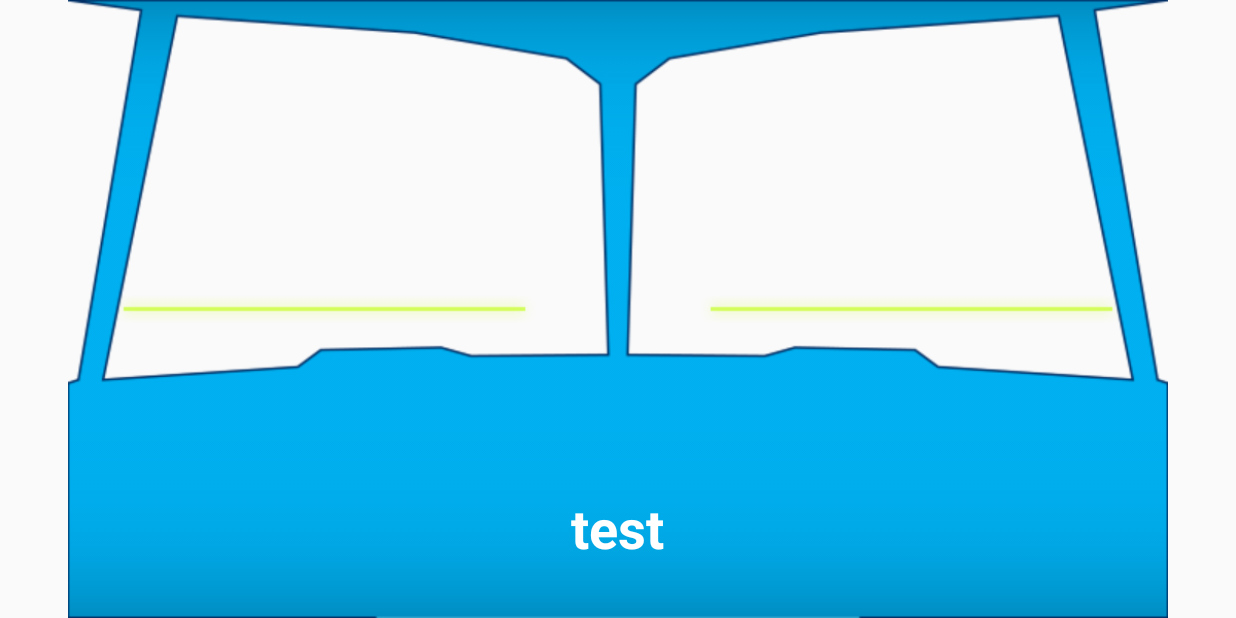
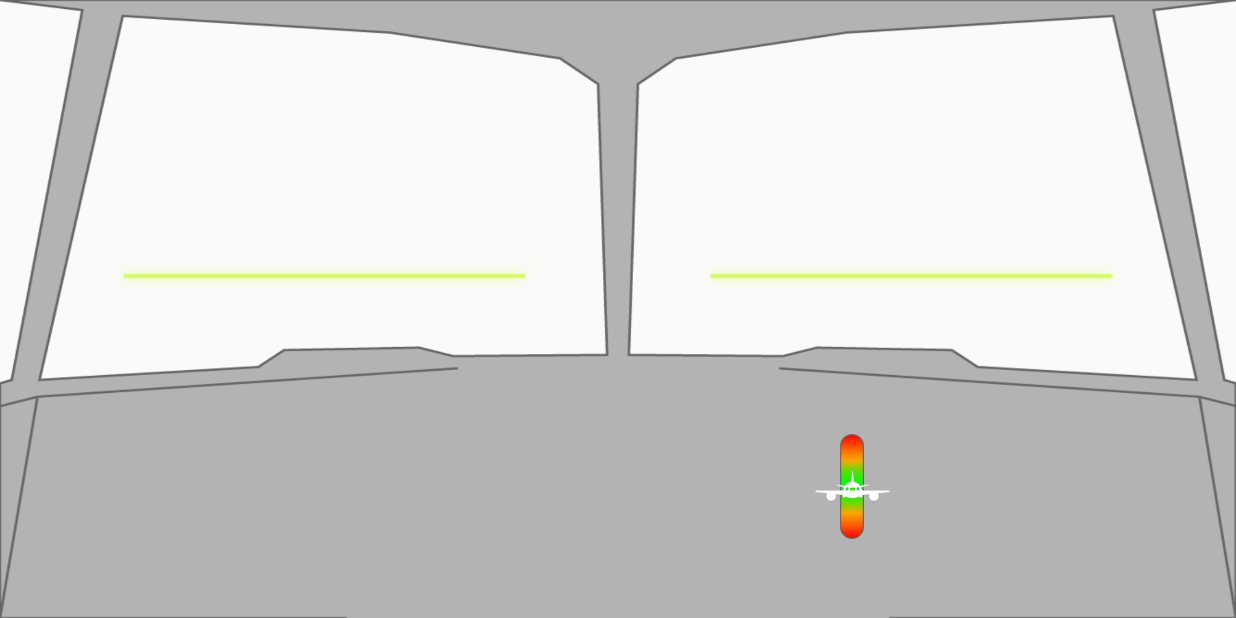
Before and after one commit to Jeremy461/FlomajerkenApp, an Android app: the CameraActivity screen opened directly, with no data from a screen before it, on a phone screen of 824 x 412 dp (held sideways). Run offline under Robolectric (Android 15) with nearby library versions, the phone set to English and light mode, and no system bars; 1 statement that could not run was skipped.

```diff
--- a/app/src/main/res/layout/activity_camera.xml
+++ b/app/src/main/res/layout/activity_camera.xml
@@ -16,40 +16,73 @@
 
     </FrameLayout>
 
-    <FrameLayout
-        android:id="@+id/frameLayout2"
+    <android.support.constraint.ConstraintLayout
         android:layout_width="match_parent"
         android:layout_height="match_parent">
 
-
         <ImageView
             android:id="@+id/line"
-            android:layout_width="match_parent"
-            android:layout_height="match_parent"
+            android:layout_width="0dp"
+            android:layout_height="368dp"
+            android:layout_alignParentStart="true"
             android:layout_alignParentTop="true"
             android:adjustViewBounds="false"
-            app:srcCompat="@drawable/hud_line" />
-    </FrameLayout>
+            app:srcCompat="@drawable/hud_line"
+            tools:layout_editor_absoluteX="0dp"
+            tools:layout_editor_absoluteY="8dp" />
 
         <ImageView
             android:id="@+id/iv_cockpit"
-        android:layout_width="match_parent"
-        android:layout_height="match_parent"
+            android:layout_width="0dp"
+            android:layout_height="0dp"
             android:layout_alignParentStart="true"
             android:layout_alignParentTop="true"
             android:layout_weight="1"
-        app:srcCompat="@drawable/cockpit_2" />
+            app:layout_constraintBottom_toBottomOf="parent"
+            app:layout_constraintHorizontal_bias="0.0"
+            app:layout_constraintLeft_toLeftOf="parent"
+            app:layout_constraintRight_toRightOf="parent"
+            app:layout_constraintTop_toTopOf="parent"
+            android:scaleType="fitXY"
+            app:srcCompat="@drawable/cockpit_2"
+            app:layout_constraintVertical_bias="0.0" />
 
-    <TextView
-        android:id="@+id/tv_gyro"
-        android:layout_width="wrap_content"
-        android:layout_height="wrap_content"
-        android:text="@string/tv_gyro"
-        android:textColor="@android:color/white"
-        android:textSize="36sp"
-        android:textStyle="bold"
-        android:layout_marginBottom="36dp"
+        <ImageView
+            android:id="@+id/heightMeter"
+            android:layout_width="20dp"
+            android:layout_height="70dp"
             android:layout_alignParentBottom="true"
-        android:layout_centerHorizontal="true" />
+            android:layout_alignParentEnd="true"
+            app:srcCompat="@drawable/cockpit_height_gauge"
+            android:layout_marginLeft="147dp"
+            app:layout_constraintLeft_toLeftOf="parent"
+            app:layout_constraintBottom_toBottomOf="parent"
+            android:layout_marginBottom="0dp"
+            android:layout_marginStart="147dp"
+            app:layout_constraintTop_toTopOf="parent"
+            android:layout_marginTop="8dp"
+            android:layout_marginRight="8dp"
+            app:layout_constraintRight_toRightOf="parent"
+            app:layout_constraintHorizontal_bias="0.633"
+            app:layout_constraintVertical_bias="0.843"
+            android:layout_marginEnd="8dp" />
+
+        <ImageView
+            android:id="@+id/heightIndicator"
+            android:layout_width="50dp"
+            android:layout_height="25dp"
+            android:layout_alignParentEnd="true"
+            android:layout_alignTop="@+id/heightMeter"
+            app:srcCompat="@drawable/cockpit_height_indicator"
+            app:layout_constraintTop_toTopOf="@+id/heightMeter"
+            android:layout_marginTop="8dp"
+            app:layout_constraintBottom_toBottomOf="@+id/heightMeter"
+            app:layout_constraintLeft_toLeftOf="@+id/heightMeter"
+            android:layout_marginRight="8dp"
+            app:layout_constraintRight_toRightOf="@+id/heightMeter"
+            app:layout_constraintHorizontal_bias="0.394"
+            app:layout_constraintVertical_bias="0.378"
+            android:layout_marginEnd="8dp" />
+    </android.support.constraint.ConstraintLayout>
 
 </RelativeLayout>
```
Also changed, not shown: app/src/main/java/com/flomajerken/airport/CameraActivity.java (+28 -27 lines), app/src/main/res/drawable/cockpit_2.png, app/src/main/res/drawable/cockpit_bg_cracks.png (added), app/src/main/res/drawable/cockpit_bg_frozen.png (added). Lines whose indentation alone changed are shown as unchanged.
